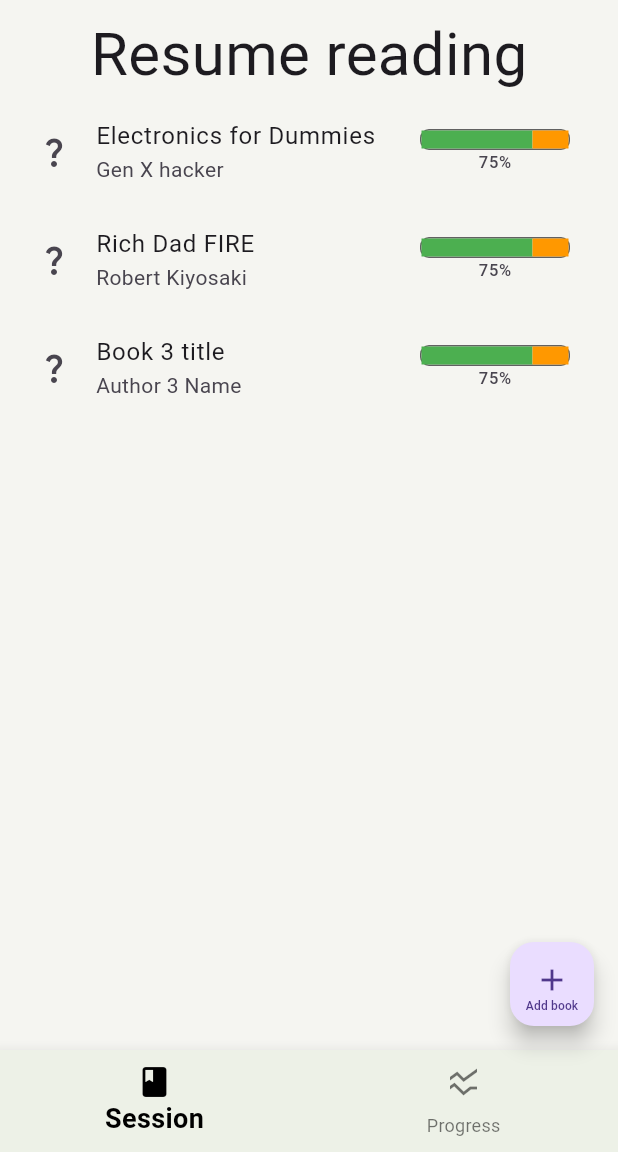
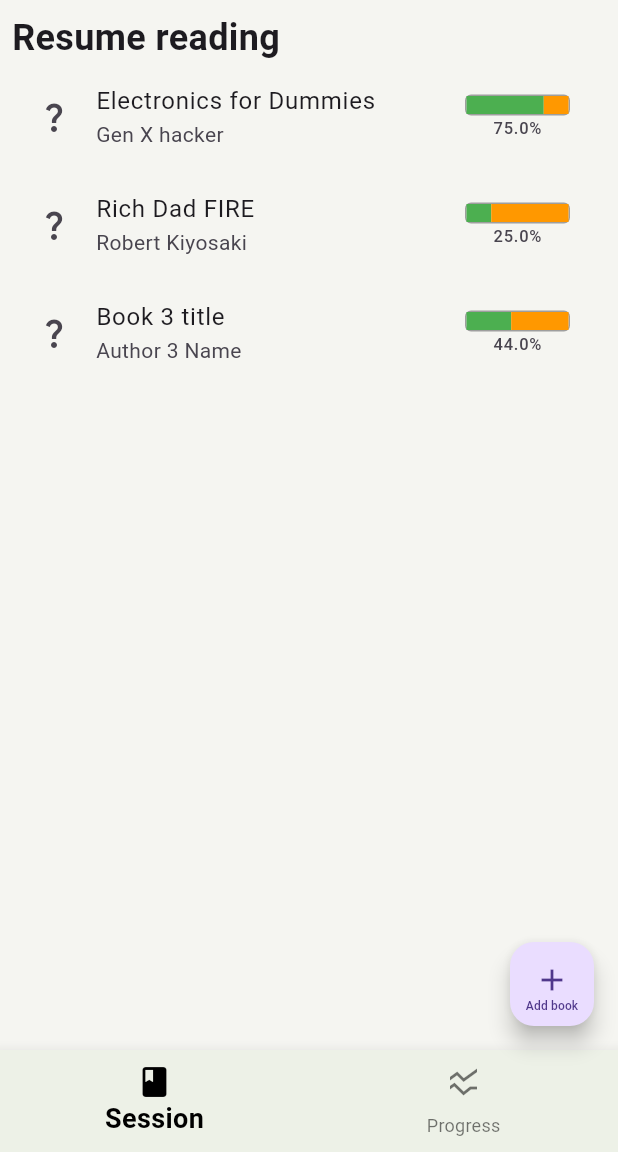
Before and after one commit to ethanp/book_track, a Flutter app: the screen it shows once a user with an empty profile is signed in, on a phone screen of 412 x 824 dp, the part 84-1236 px from its top. Run offline on Flutter 3.47's test engine with Material 3 defaults, Android fonts, the phone set to English and light mode, and no system bars; our stand-ins replace flutter_dotenv, supabase_flutter; accounts and stored records are empty.

```diff
--- /dev/null
+++ b/lib/data_model.dart
@@ -0,0 +1,56 @@
+import 'dart:typed_data';
+
+class BookProgress {
+  BookProgress(
+    this.book,
+    this.percentComplete,
+    this.startTime,
+    this.progressHistory,
+  );
+
+  final Book book;
+  final double percentComplete;
+  final DateTime startTime;
+  final ProgressHistory progressHistory;
+}
+
+class ProgressHistory {
+  ProgressHistory(this.progressEvents);
+
+  final List<ProgressEvent> progressEvents;
+}
+
+class ProgressEvent {
+  ProgressEvent(
+    this.dateTime,
+    this.progress,
+  );
+
+  final DateTime dateTime;
+  final int progress;
+}
+
+class Book {
+  Book(
+    this.title,
+    this.author,
+    this.yearPublished,
+    this.bookType,
+    this.bookLength,
+    this.coverArt,
+  );
+
+  final String title;
+  final String author;
+  final int yearPublished;
+  final BookType bookType;
+  final int bookLength;
+  final ByteData? coverArt;
+}
+
+enum BookType {
+  audiobook,
+  eBook,
+  paperback,
+  hardcover,
+}
--- a/lib/main.dart
+++ b/lib/main.dart
@@ -1,5 +1,6 @@
 import 'dart:async';
 
+import 'package:book_track/data_model.dart';
 import 'package:flutter/material.dart';
 import 'package:flutter_dotenv/flutter_dotenv.dart';
 import 'package:supabase_flutter/supabase_flutter.dart';
@@ -135,61 +136,85 @@ class _RootAppWidgetState extends State<RootAppWidget> {
   }
 
   Widget sessionUi() {
-    return Column(children: [
-      Text('Resume reading', style: TextStyle(fontSize: 40)),
+    final List<BookProgress> books = [
+      BookProgress(
+        Book(
+          'Electronics for Dummies',
+          'Gen X hacker',
+          2019,
+          BookType.paperback,
+          960,
+          null,
+        ),
+        30,
+        DateTime(2024),
+        ProgressHistory([
+          ProgressEvent(DateTime.now(), 74),
+        ]),
+      )
+    ];
+    return Column(
+      crossAxisAlignment: CrossAxisAlignment.start,
+      children: [
+        Text(
+          'Resume reading',
+          style: TextStyle(fontSize: 24, fontWeight: FontWeight.w700),
+        ),
         Expanded(
           child: ListView(children: [
             ListTile(
               title: Text('Electronics for Dummies'),
               subtitle: Text('Gen X hacker'),
               leading: Icon(Icons.question_mark),
-            trailing: progressIndicator(),
+              trailing: progressIndicator(progressPercent: 75),
             ),
             ListTile(
               title: Text('Rich Dad FIRE'),
               subtitle: Text('Robert Kiyosaki'),
               leading: Icon(Icons.question_mark),
-            trailing: progressIndicator(),
+              trailing: progressIndicator(progressPercent: 25),
             ),
             ListTile(
               title: Text('Book 3 title'),
               subtitle: Text('Author 3 Name'),
               leading: Icon(Icons.question_mark),
-            trailing: progressIndicator(),
+              trailing: progressIndicator(progressPercent: 44),
             ),
           ]),
         )
-    ]);
+      ],
+    );
   }
 
-  Widget progressIndicator() {
+  Widget progressIndicator({required double progressPercent}) {
+    final double width = 70;
     return SizedBox(
-      width: 100,
+      width: width,
       child: Column(
         mainAxisAlignment: MainAxisAlignment.center,
         children: [
           Flexible(
             child: Container(
               decoration: BoxDecoration(
-                border: Border.all(color: Colors.grey[700]!),
-                borderRadius: BorderRadius.circular(6),
+                border: Border.all(color: Colors.grey),
+                borderRadius: BorderRadius.circular(4),
               ),
               child: Row(children: [
                 Container(
                   height: 12,
-                  width: 74,
+                  width: width / 100 * progressPercent - 1,
                   color: Colors.green,
                   padding: EdgeInsets.zero,
                 ),
                 Container(
                   height: 12,
-                  width: 24,
+                  width: width / 100 * (100 - progressPercent) - 1,
                   color: Colors.orange,
                 ),
               ]),
             ),
           ),
-          Text('75%'),
+          Text('$progressPercent%'),
         ],
       ),
     );
```
Lines whose indentation alone changed are shown as unchanged.
